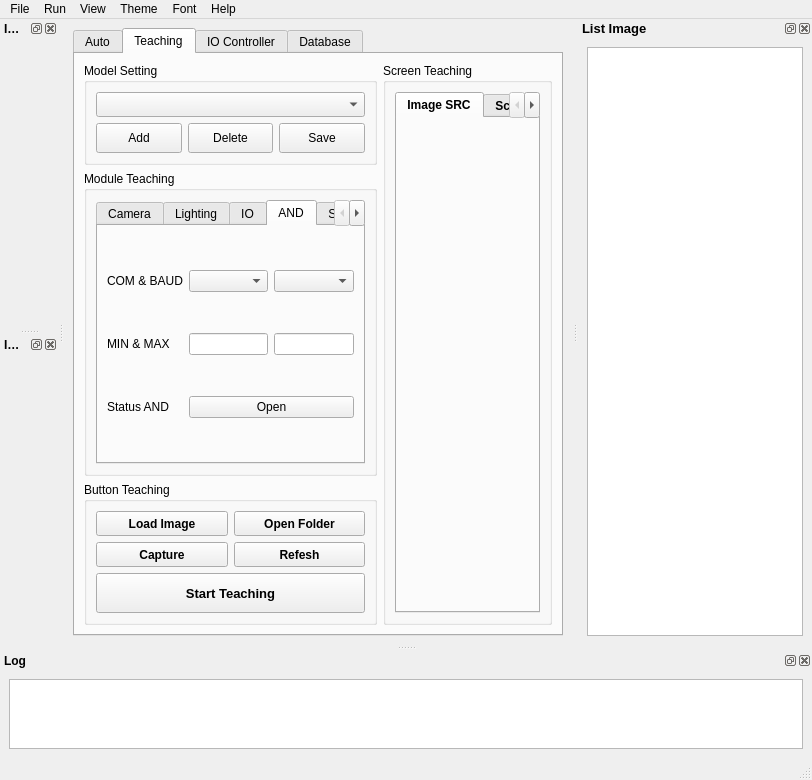
Old version of the form ui/MainWindow.ui in the repository vananh2606/ProjectProcessingImage.
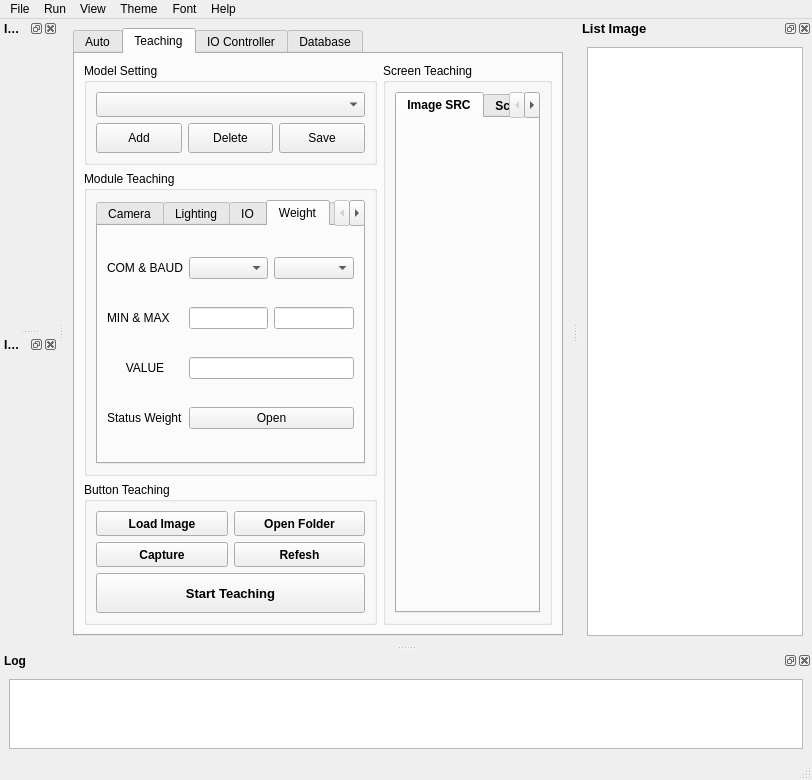
New version of the form. The open tabs and pages were chosen to show the change.

Commit message: Add Weight and Processing

Diff of the .ui file:
```diff
--- a/ui/MainWindow.ui
+++ b/ui/MainWindow.ui
@@ -940,7 +940,7 @@
              </widget>
              <widget class="QWidget" name="tabAND">
               <attribute name="title">
-               <string>AND</string>
+               <string>Weight</string>
               </attribute>
               <layout class="QGridLayout" name="gridLayout_7">
                <item row="0" column="1">
@@ -953,30 +953,30 @@
                  </property>
                 </widget>
                </item>
-               <item row="2" column="1" colspan="2">
-                <widget class="QPushButton" name="btn_open_and">
+               <item row="0" column="0">
+                <widget class="QLabel" name="label_com_weight">
                  <property name="text">
-                  <string>Open</string>
+                  <string>COM &amp; BAUD</string>
                  </property>
                 </widget>
                </item>
-               <item row="2" column="0">
+               <item row="0" column="2">
+                <widget class="QComboBox" name="combo_baudrate_weight"/>
+               </item>
+               <item row="3" column="0">
                 <widget class="QLabel" name="label_status_and">
                  <property name="text">
-                  <string>Status AND</string>
+                  <string>Status Weight</string>
                  </property>
                 </widget>
                </item>
-               <item row="0" column="0">
-                <widget class="QLabel" name="label_com_and">
+               <item row="3" column="1" colspan="2">
+                <widget class="QPushButton" name="btn_open_weight">
                  <property name="text">
-                  <string>COM &amp; BAUD</string>
+                  <string>Open</string>
                  </property>
                 </widget>
                </item>
-               <item row="0" column="2">
-                <widget class="QComboBox" name="combo_baudrate_and"/>
-               </item>
                <item row="1" column="0">
                 <widget class="QLabel" name="label_min_max">
                  <property name="text">
@@ -985,10 +985,35 @@
                 </widget>
                </item>
                <item row="1" column="1">
-                <widget class="QLineEdit" name="line_min"/>
+                <widget class="QLineEdit" name="line_min_weight">
+                 <property name="alignment">
+                  <set>Qt::AlignCenter</set>
+                 </property>
+                </widget>
                </item>
                <item row="1" column="2">
-                <widget class="QLineEdit" name="line_max"/>
+                <widget class="QLineEdit" name="line_max_weight">
+                 <property name="alignment">
+                  <set>Qt::AlignCenter</set>
+                 </property>
+                </widget>
+               </item>
+               <item row="2" column="0">
+                <widget class="QLabel" name="label_value_weight">
+                 <property name="text">
+                  <string>VALUE</string>
+                 </property>
+                 <property name="alignment">
+                  <set>Qt::AlignCenter</set>
+                 </property>
+                </widget>
+               </item>
+               <item row="2" column="1" colspan="2">
+                <widget class="QLineEdit" name="line_value_weight">
+                 <property name="alignment">
+                  <set>Qt::AlignCenter</set>
+                 </property>
+                </widget>
                </item>
               </layout>
              </widget>
```
Left out of the diff: 46 changed lines with no effect on the pictures. The commit also changes 9 other files.
